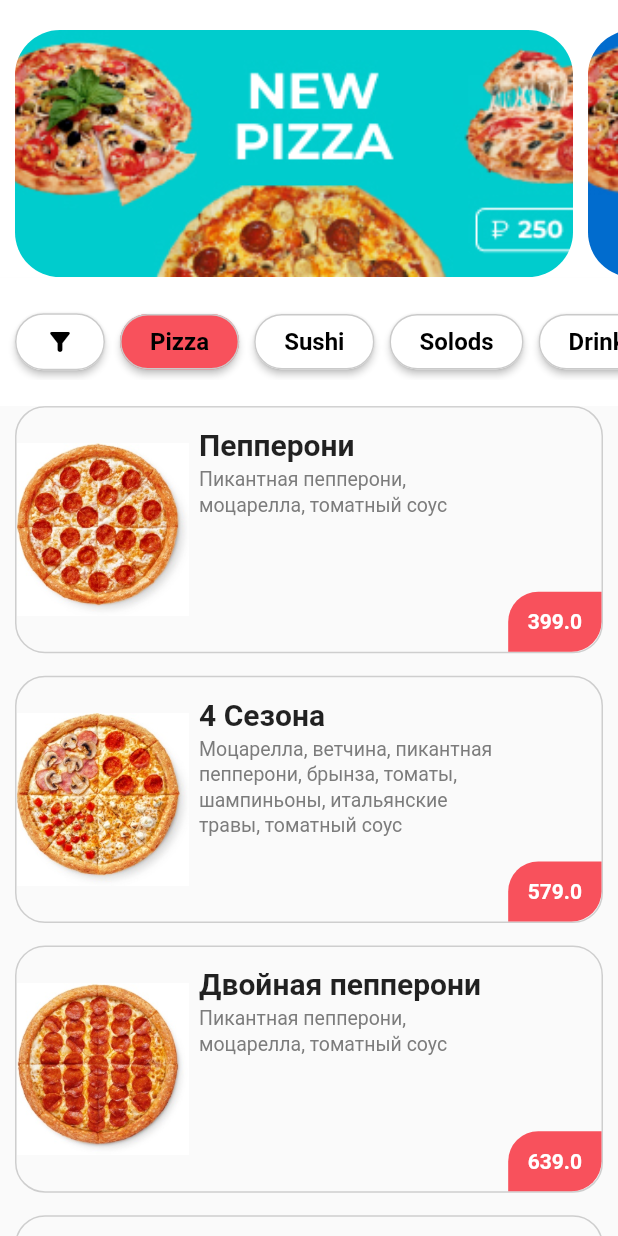
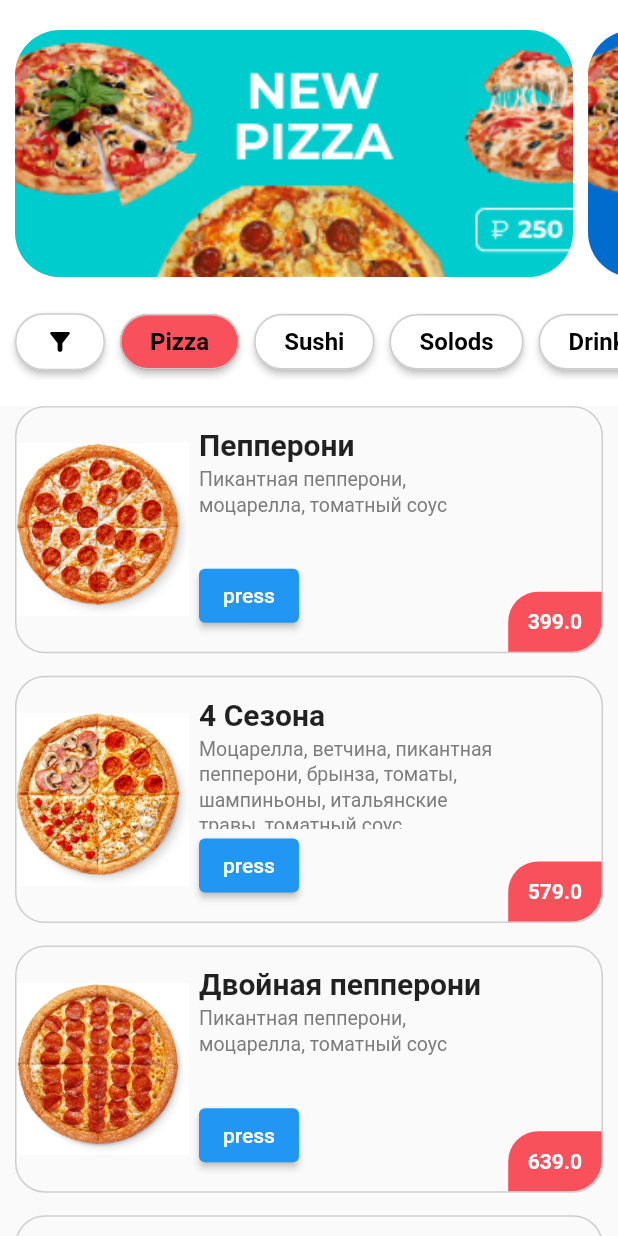
Before and after one commit to gooodwin67/pizza_app, a Flutter app: the screen it shows after launch, on a phone screen of 412 x 824 dp. Run offline on Flutter 3.47's test engine with Material 2 defaults, Android fonts, the phone set to English and light mode, and no system bars.

Commit message:
provider

```diff
--- a/lib/main.dart
+++ b/lib/main.dart
@@ -1,9 +1,16 @@
 import 'package:flutter/material.dart';
+import 'package:pizza_app/providers.dart';
 import 'package:pizza_app/screens/main_screen/main_screen.dart';
 import 'package:pizza_app/screens/splash_screen/splash_screen.dart';
+import 'package:provider/provider.dart';
 
 void main() {
-  runApp(const PizzaApp());
+  runApp(MultiProvider(
+    providers: [
+      ChangeNotifierProvider(create: (_) => Categories()),
+    ],
+    child: PizzaApp(),
+  ));
 }
 
 class PizzaApp extends StatelessWidget {
--- /dev/null
+++ b/lib/providers.dart
@@ -0,0 +1,54 @@
+import 'package:flutter/material.dart';
+
+class Categories with ChangeNotifier {
+  final List _listCategories = [
+    ListCategories(
+        index: 1000,
+        active: false,
+        text: const Icon(Icons.filter_alt_rounded,
+            color: Colors.black, size: 20)),
+    ListCategories(
+        index: 0,
+        active: true,
+        text: const Text('Pizza', style: const TextStyle(color: Colors.black))),
+    ListCategories(
+        index: 1,
+        active: false,
+        text: const Text('Sushi', style: TextStyle(color: Colors.black))),
+    ListCategories(
+        index: 2,
+        active: false,
+        text:
+            const Text('Solods', style: const TextStyle(color: Colors.black))),
+    ListCategories(
+        index: 3,
+        active: false,
+        text: const Text('Drinks', style: TextStyle(color: Colors.black))),
+    ListCategories(
+        index: 4,
+        active: false,
+        text:
+            const Text('Snacks', style: const TextStyle(color: Colors.black))),
+  ];
+  List get listCategories => _listCategories;
+  List _activeCategory = [0];
+  List get activeCategory => _activeCategory;
+
+  setActive(index) {
+    listCategories.forEach((e) => e.active = false);
+    listCategories[index].active = true;
+    activeCategory[0] = index;
+    notifyListeners();
+  }
+}
+
+class ListCategories {
+  var text;
+  int index;
+  bool active;
+  ListCategories(
+      {Key? key,
+      required this.index,
+      required this.active,
+      required this.text});
+}
--- a/lib/screens/main_screen/components/category_list_wrap.dart
+++ b/lib/screens/main_screen/components/category_list_wrap.dart
@@ -1,13 +1,11 @@
 import 'package:flutter/material.dart';
 import 'package:pizza_app/constants.dart';
+import 'package:pizza_app/providers.dart';
+import 'package:provider/provider.dart';
 
 class CategoryTabsWidget extends StatefulWidget {
-  const CategoryTabsWidget(
-      {Key? key, required this.size, required this.listCategories})
-      : super(key: key);
-
   final Size size;
-  final List listCategories;
+  const CategoryTabsWidget({Key? key, required this.size}) : super(key: key);
 
   @override
   State<CategoryTabsWidget> createState() => _CategoryTabsWidgetState();
@@ -16,8 +14,12 @@ class CategoryTabsWidget extends StatefulWidget {
 class _CategoryTabsWidgetState extends State<CategoryTabsWidget> {
   @override
   Widget build(BuildContext context) {
+    List list = context.read<Categories>().listCategories;
     onTapCategory(key) {
-      print(key);
+      //print(list[key].active);
+      setState(() {
+        context.read<Categories>().setActive(key);
+      });
     }
 
     return Container(
@@ -25,7 +27,7 @@ class _CategoryTabsWidgetState extends State<CategoryTabsWidget> {
       height: widget.size.height * 0.05 + kDefaultPadding,
       child: ListView.separated(
           padding: EdgeInsets.symmetric(horizontal: kDefaultPadding / 2),
-          itemCount: widget.listCategories.length,
+          itemCount: list.length,
           scrollDirection: Axis.horizontal,
           separatorBuilder: (context, index) {
             return SizedBox(width: 10);
@@ -34,12 +36,10 @@ class _CategoryTabsWidgetState extends State<CategoryTabsWidget> {
             return Center(
               child: ElevatedButton(
                 onPressed: () {
-                  return onTapCategory(widget.listCategories[index].key);
+                  return onTapCategory(index);
                 },
                 style: ElevatedButton.styleFrom(
-                  primary: widget.listCategories[index].active
-                      ? kPrimaryColor
-                      : Colors.white,
+                  primary: list[index].active ? kPrimaryColor : Colors.white,
                   shape: RoundedRectangleBorder(
                     borderRadius: BorderRadius.circular(50),
                   ),
@@ -51,7 +51,7 @@ class _CategoryTabsWidgetState extends State<CategoryTabsWidget> {
                     fontWeight: FontWeight.bold,
                   ),
                 ),
-                child: widget.listCategories[index].text,
+                child: list[index].text,
               ),
             );
           }),
--- a/lib/screens/main_screen/main_screen.dart
+++ b/lib/screens/main_screen/main_screen.dart
@@ -1,7 +1,9 @@
 import 'package:flutter/material.dart';
 import 'package:pizza_app/constants.dart';
+import 'package:pizza_app/providers.dart';
 import 'package:pizza_app/screens/main_screen/components/banners_list_wrap.dart';
 import 'package:pizza_app/screens/main_screen/components/category_list_wrap.dart';
+import 'package:provider/provider.dart';
 
 class MainScreenWidget extends StatefulWidget {
   const MainScreenWidget({Key? key}) : super(key: key);
@@ -28,7 +30,7 @@ class _MainScreenWidgetState extends State<MainScreenWidget> {
   @override
   void initState() {
     scrollController.addListener(_onScrollEvent);
-    activeList = listProducts[0];
+    activeList = listProducts[context.read<Categories>().activeCategory[0]];
     super.initState();
   }
 
@@ -60,7 +62,8 @@ class _MainScreenWidgetState extends State<MainScreenWidget> {
               toolbarHeight: size.height * 0.08 + kDefaultPadding,
               backgroundColor: Colors.white,
               title: CategoryTabsWidget(
-                  size: size, listCategories: listCategories),
+                size: size,
+              ),
               floating: true,
               pinned: true,
             ),
@@ -131,6 +134,13 @@ class _MainScreenWidgetState extends State<MainScreenWidget> {
                                           ),
                                         ),
                                       ),
+                                      ElevatedButton(
+                                          onPressed: () {
+                                            print(context
+                                                .read<Categories>()
+                                                .activeCategory[0]);
+                                          },
+                                          child: Text('press'))
                                     ],
                                   ),
                                 ),
@@ -269,34 +279,6 @@ List listProducts = [
   ]
 ];
 
-List listCategories = <ListCategories>[
-  ListCategories(
-      key: 1000,
-      active: false,
-      text:
-          const Icon(Icons.filter_alt_rounded, color: Colors.black, size: 20)),
-  ListCategories(
-      key: 0,
-      active: true,
-      text: const Text('Pizza', style: const TextStyle(color: Colors.black))),
-  ListCategories(
-      key: 1,
-      active: false,
-      text: const Text('Sushi', style: TextStyle(color: Colors.black))),
-  ListCategories(
-      key: 2,
-      active: false,
-      text: const Text('Solods', style: const TextStyle(color: Colors.black))),
-  ListCategories(
-      key: 3,
-      active: false,
-      text: const Text('Drinks', style: TextStyle(color: Colors.black))),
-  ListCategories(
-      key: 4,
-      active: false,
-      text: const Text('Snacks', style: const TextStyle(color: Colors.black))),
-];
-
 List listBanners = <ListBanners>[
   ListBanners(
       image: Image.asset('assets/images/banner1.jpg', fit: BoxFit.cover)),
@@ -324,13 +306,6 @@ class ListProducts {
   }
 }
 
-class ListCategories {
-  final text;
-  final key;
-  final active;
-  ListCategories({required this.key, required this.active, required this.text});
-}
-
 class ListBanners {
   final Image image;
   ListBanners({required this.image});
--- a/pubspec.yaml
+++ b/pubspec.yaml
@@ -29,6 +29,7 @@ environment:
 dependencies:
   flutter:
     sdk: flutter
+  provider: ^6.0.0
 
 
   # The following adds the Cupertino Icons font to your application.
```
Also changed, not shown: pubspec.lock.
